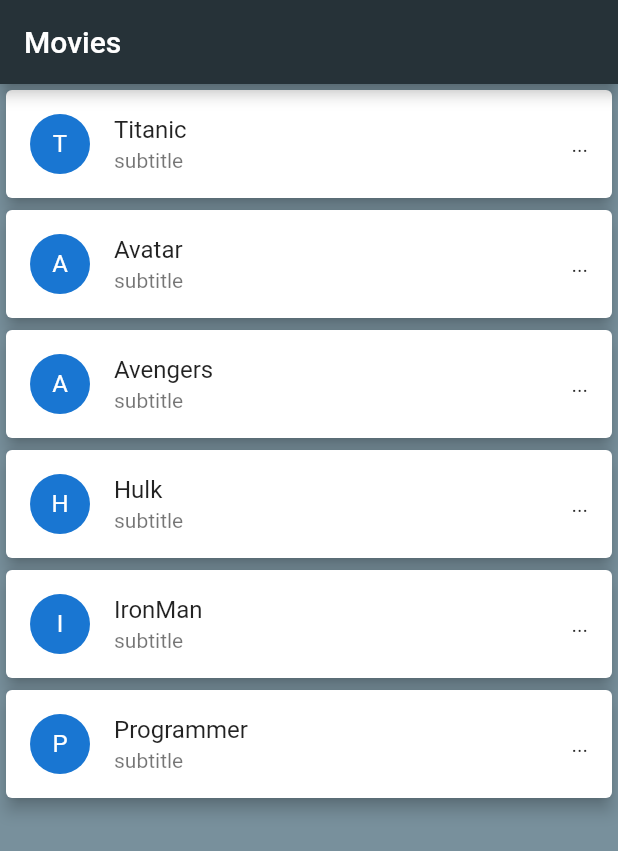
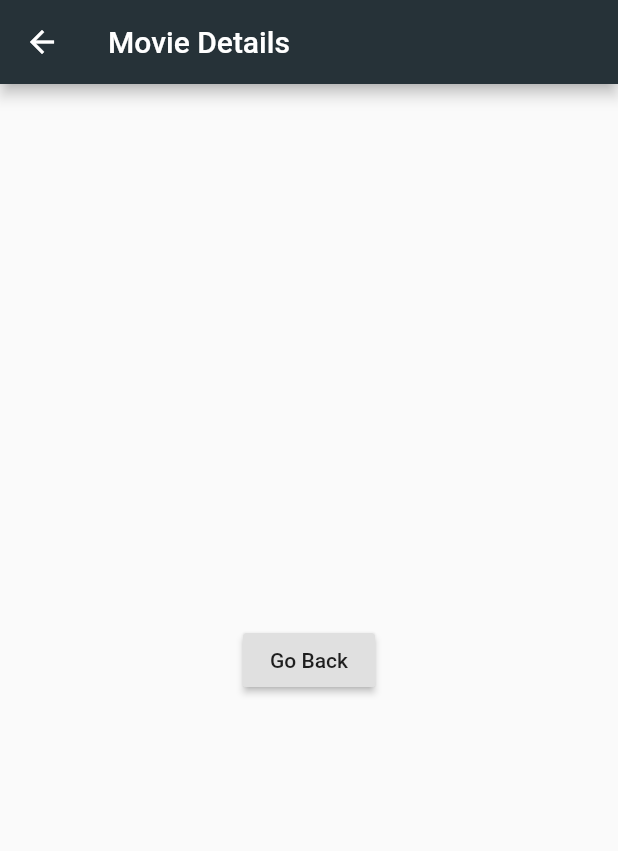
Before and after one commit to DevSanket/Flutter-Apps, a Flutter app: the screen it shows after launch, after a tap on an icon or button, on a phone screen of 412 x 824 dp. Shown: the top 851 px of the screen. Run offline on Flutter 3.47's test engine with Material 2 defaults, Android fonts, the phone set to English and light mode, and no system bars.

Commit message:
Adding Navigator in MovieListView

```diff
--- a/my_movie_app/lib/ui/MovieListView.dart
+++ b/my_movie_app/lib/ui/MovieListView.dart
@@ -38,10 +38,32 @@ class MovieListView extends StatelessWidget {
               trailing: Text("..."),
               subtitle: Text("subtitle"),
               title: Text(Movies[index]),
-              onTap: () => debugPrint("Movie Name : ${Movies[index]}"),
+              onTap: () => Navigator.push(context, MaterialPageRoute(builder: (context) => MovieListViewDetails())),
             ),
           );
       }),
     );
   }
 }
+
+class MovieListViewDetails extends StatelessWidget {
+  @override
+  Widget build(BuildContext context) {
+    return Scaffold(
+      appBar: AppBar(
+        title: Text("Movie Details"),
+        backgroundColor: Colors.blueGrey.shade900
+      ),
+      body: Center(
+        child: Container(
+          child: RaisedButton(
+            child: Text("Go Back"),
+            onPressed: (){
+                Navigator.pop(context);
+            },
+          ),
+        ),
+      ),
+    );
+  }
+}
```
